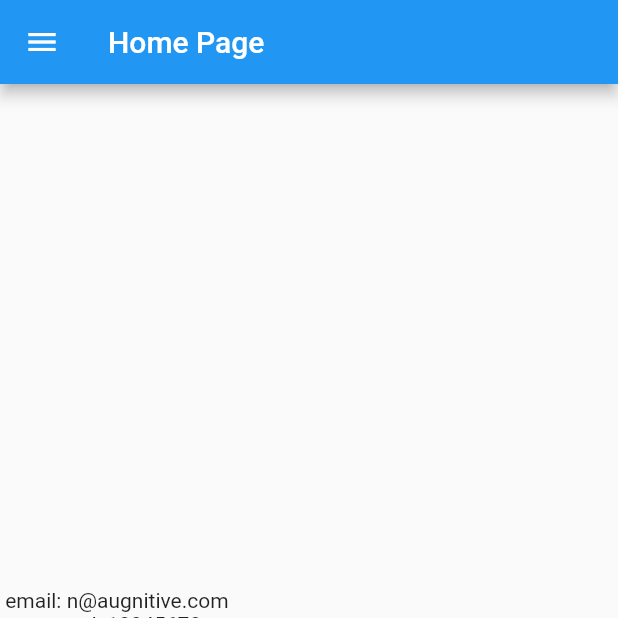
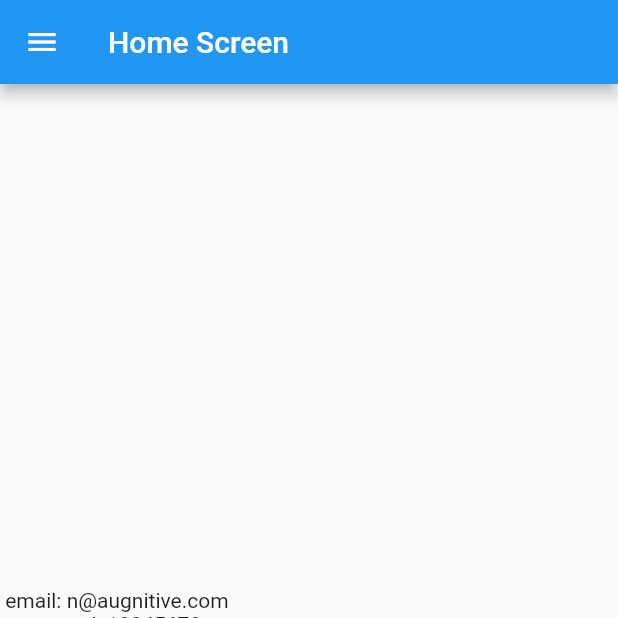
Before and after one commit to NafizZZ/tenant-finder, a Flutter app: the screen it shows after launch, after a tap on "Login", on a phone screen of 412 x 824 dp, the top half of it. Run offline on Flutter 3.47's test engine with Material 2 defaults, Android fonts, the light colour scheme and no system bars.

Commit message:
review resolved

```diff
--- a/lib/screens/home_screen.dart
+++ b/lib/screens/home_screen.dart
@@ -1,6 +1,6 @@
 import 'package:flutter/material.dart';
 import 'package:tenant_finder/constants.dart';
-import 'package:tenant_finder/navigation_drawer_widget.dart';
+import 'package:tenant_finder/screens/navigation_drawer_widget.dart';
 
 class HomeScreen extends StatefulWidget {
   var email, password;
@@ -15,7 +15,7 @@ class _HomeScreenState extends State<HomeScreen> {
   Widget build(BuildContext context) {
     return Scaffold(
       appBar: AppBar(
-        title: Text("Home Page"),
+        title: Text("Home Screen"),
       ),
       body: Column(
         mainAxisAlignment: MainAxisAlignment.center,
```
